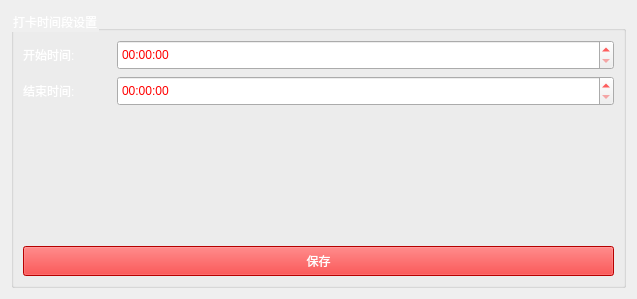
Before: the Qt Designer form settingwidget.ui in eagleqq/FaceRecognition, drawn with Qt 5.
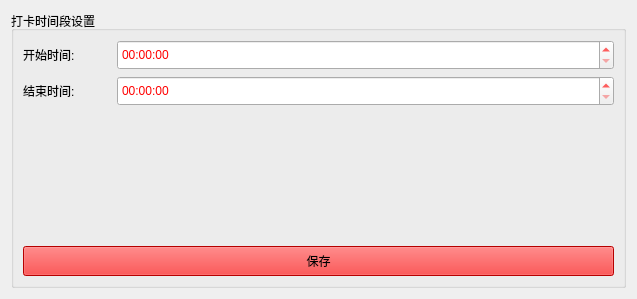
After: the same form once the commit is applied.

The edit to the form file:
```diff
--- a/settingwidget.ui
+++ b/settingwidget.ui
@@ -14,7 +14,7 @@
    <string>Form</string>
   </property>
   <property name="styleSheet">
-   <string notr="true">color: rgb(255, 255, 255);</string>
+   <string notr="true">/*color: rgb(255, 255, 255);*/</string>
   </property>
   <layout class="QHBoxLayout" name="horizontalLayout">
    <item>
```
